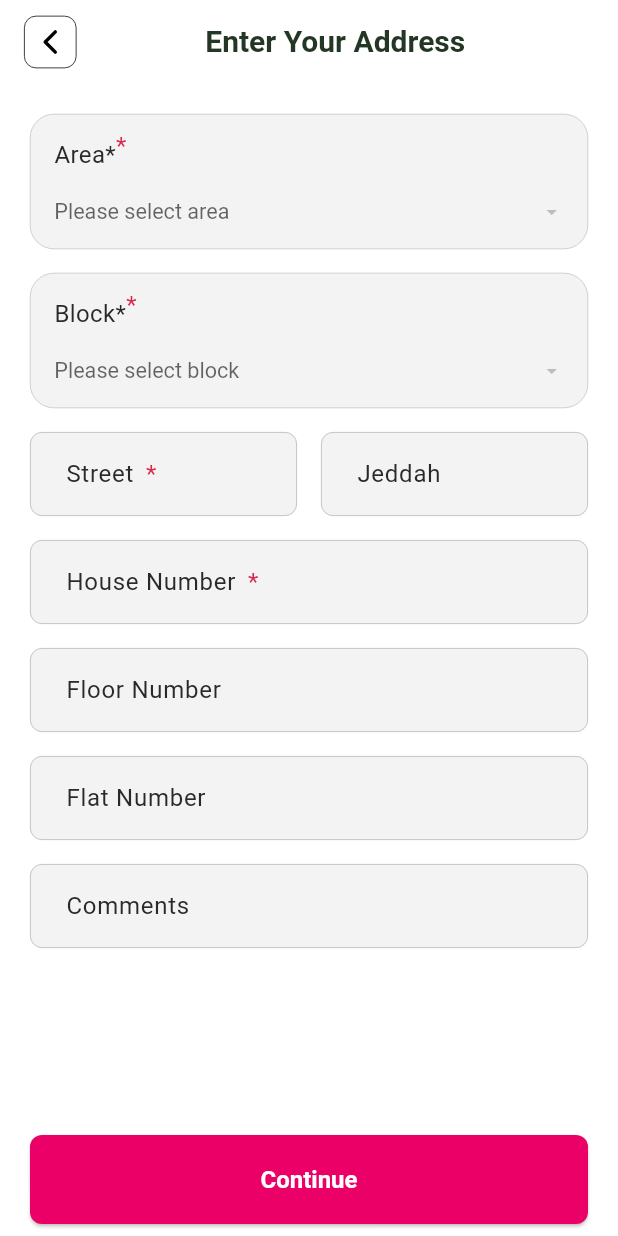
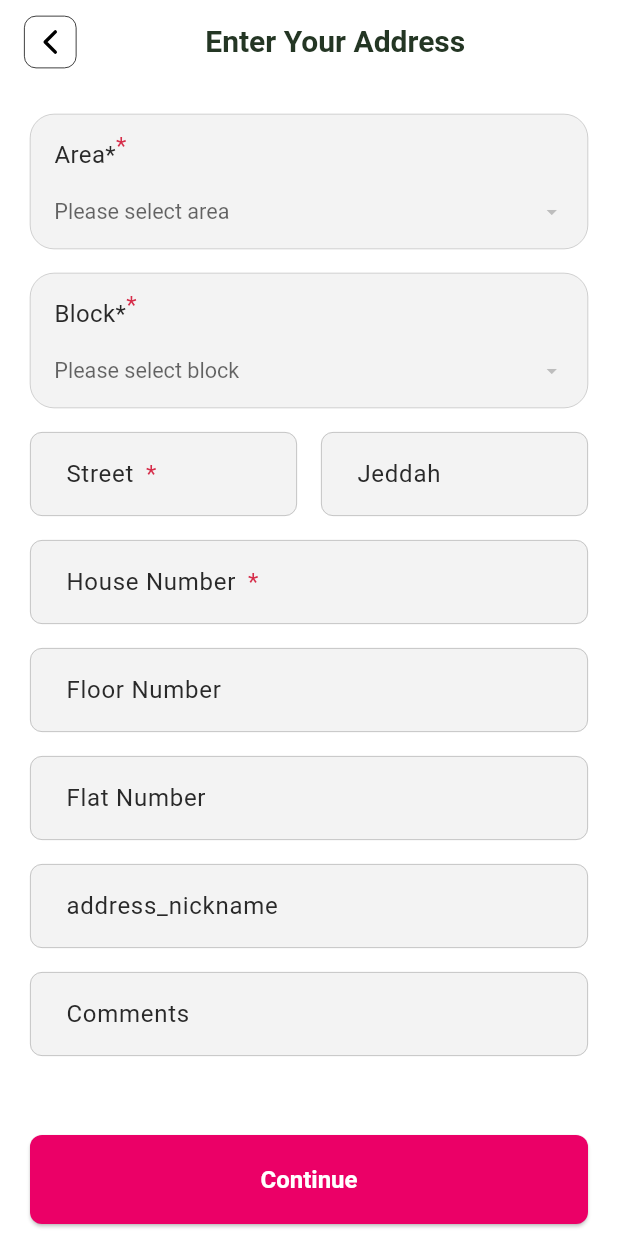
Before and after one commit to pKm49/doneapp, a Flutter app: the AuditAddressPage_Address screen opened by its route, on a phone screen of 412 x 824 dp. Run offline on Flutter 3.47's test engine with Material 3 defaults, Android fonts, the phone set to English and light mode, and no system bars; our stand-ins replace carousel_slider, device_info_plus, file_picker, firebase_core, firebase_messaging, flutter_local_notifications and 16 more; missing offline and left inert: dart:ffi, flutter_inappwebview, http_interceptor, in_app_update; accounts and stored records are empty; Roboto replaces fonts that are missing (OpenSans); statements that could not run were skipped.

Commit message:
added nickname

```diff
--- a/lib/feature_modules/address/controllers/address.controller.dart
+++ b/lib/feature_modules/address/controllers/address.controller.dart
@@ -19,6 +19,7 @@ class AddressController extends GetxController {
   Rx<TextEditingController> floorNumberTextEditingController = TextEditingController().obs;
   Rx<TextEditingController> commentsTextEditingController = TextEditingController().obs;
   Rx<TextEditingController> jedhaTextEditingController = TextEditingController().obs;
+  Rx<TextEditingController> nicknameTextEditingController = TextEditingController().obs;
 
   var addressAuthorMode = VALIDADDRESSAUTHOR_MODES.complete_registration.obs;
   static const _chars = 'AaBbCcDdEeFfGgHhIiJjKkLlMmNnOoPpQqRrSsTtUuVvWwXxYyZz1234567890';
@@ -55,6 +56,8 @@ class AddressController extends GetxController {
       apartmentNumberTextEditingController.value.text =  "";
       houseNumberTextEditingController.value.text =  "";
       jedhaTextEditingController.value.text =  "";
+      nicknameTextEditingController.value.text =  "";
+
       floorNumberTextEditingController.value.text =  "";
       areaId.value = -1;
       commentsTextEditingController.value.text = "";
@@ -141,6 +144,7 @@ class AddressController extends GetxController {
       streetTextEditingController.value.text = currentAddress.value.street;
       commentsTextEditingController.value.text = currentAddress.value.comments;
       jedhaTextEditingController.value.text = currentAddress.value.jedha;
+      nicknameTextEditingController.value.text = currentAddress.value.nickname;
       apartmentNumberTextEditingController.value.text =currentAddress.value.apartmentNo==-1?"": currentAddress.value.apartmentNo.toString();
       houseNumberTextEditingController.value.text = currentAddress.value.houseNumber==-1?"":currentAddress.value.houseNumber.toString();
       floorNumberTextEditingController.value.text = currentAddress.value.floorNumber==-1?"":currentAddress.value.floorNumber.toString();
@@ -156,6 +160,7 @@ class AddressController extends GetxController {
       areaId.value = -1;
       commentsTextEditingController.value.text = "";
       jedhaTextEditingController.value.text =  "";
+      nicknameTextEditingController.value.text =  "";
 
       blockId.value =-1;
     }
@@ -180,7 +185,7 @@ class AddressController extends GetxController {
             bool isSuccess =
             await addressHttpService.auditAddress( Address(
                 id: currentAddress.value.id,
-                name: getRandomString(5),
+                name: nicknameTextEditingController.value.text,
                 comments: commentsTextEditingController.value.text,
                 apartmentNo:apartmentNumberTextEditingController.value.text.toString().trim() !=""?
                 int.parse(apartmentNumberTextEditingController.value.text.toString().trim()):-1,
@@ -196,6 +201,7 @@ class AddressController extends GetxController {
                 blockId: blockId.value,
                 blockName: '',
                 blockNameArabic: '',
+                nickname:  nicknameTextEditingController.value.text,
                 jedha:  jedhaTextEditingController.value.text,
             ),mobile,currentAddress.value.id == -1);
             isAddressAuditing.value = false;
@@ -217,7 +223,4 @@ class AddressController extends GetxController {
 
 
 
-  String getRandomString(int length) => String.fromCharCodes(Iterable.generate(
-      length, (_) => _chars.codeUnitAt(_rnd.nextInt(_chars.length))));
-
 }
--- a/lib/feature_modules/address/models/shipping_address.model.address.dart
+++ b/lib/feature_modules/address/models/shipping_address.model.address.dart
@@ -1,3 +1,5 @@
+
+import 'package:get/get.dart';
 
 class Address {
   final int id;
@@ -14,6 +16,7 @@ class Address {
   final int floorNumber;
   final int apartmentNo;
   final String comments;
+  final String nickname;
 
   Address({
     required this.id,
@@ -30,13 +33,14 @@ class Address {
     required this.houseNumber,
     required this.floorNumber,
     required this.apartmentNo,
+    required this.nickname,
   });
 
   Map toJsonForPatch(String mobile) => {
         'mobile': mobile,
         'address_id': id,
-        'name': name,
-        'nickname': "Home",
+        'name':nickname.trim()==""?"Home":nickname,
+    'nickname': nickname.trim()==""?"Home":nickname,
         'jedha': jedha,
         'comments': comments,
         'street': street,
@@ -49,9 +53,9 @@ class Address {
       };
   Map toJsonForPost(String mobile) => {
         'mobile': mobile,
-        'name': name,
+        'name': nickname.trim()==""?"Home":nickname,
         'jedha': jedha,
-    'nickname': "Home",
+    'nickname': nickname.trim()==""?"Home":nickname,
 
     'comments': comments,
         'street': street,
@@ -71,6 +75,8 @@ Address mapAddress(dynamic payload) {
       name: payload["name"] ?? "",
       comments:
           payload["comments"] != null ? payload["comments"].toString() : "",
+    nickname:
+    payload["name"] != null ? payload["name"].toString() : "",
       jedha: payload["jedha"] != null ? payload["jedha"].toString() : "",
       street: payload["street"] != null ? payload["street"].toString() : "",
 
--- a/lib/feature_modules/address/ui/components/address_card.component.address.dart
+++ b/lib/feature_modules/address/ui/components/address_card.component.address.dart
@@ -48,7 +48,9 @@ class AddressCardComponentShared extends StatelessWidget {
               mainAxisAlignment: MainAxisAlignment.spaceBetween,
               children: [
                 Expanded(
-                  child: Container(),
+                  child:shippingAddress.jedha.trim()!=''?
+                  Text(shippingAddress.nickname,style: getHeadlineMediumStyle(context)):
+                  Container(),
                 ),
                 InkWell(
                     onTap: onEditSelected,
--- a/lib/feature_modules/address/ui/pages/audit_address.page.address.dart
+++ b/lib/feature_modules/address/ui/pages/audit_address.page.address.dart
@@ -323,6 +323,17 @@ class _AuditAddressPage_AddressState extends State<AuditAddressPage_Address> {
                             ),
                             addVerticalSpace(APPSTYLE_SpaceMedium),
                             TextFormField(
+                              keyboardType: TextInputType.text,
+                              controller: addressController
+                                  .nicknameTextEditingController.value,
+                              decoration: InputDecoration(
+                                hintText: 'enter_address_nickname'.tr,
+                                label: Text('address_nickname'.tr),
+                                isDense: true,
+                              ),
+                            ),
+                            addVerticalSpace(APPSTYLE_SpaceMedium),
+                            TextFormField(
                               controller: addressController
                                   .commentsTextEditingController.value,
                               decoration: InputDecoration(
@@ -390,6 +401,7 @@ class _AuditAddressPage_AddressState extends State<AuditAddressPage_Address> {
               blockId: addressController.blockId.value,
               blockName: "",
               blockNameArabic: "",
+              nickname: addressController.nicknameTextEditingController.value.text,
               jedha: addressController.jedhaTextEditingController.value.text,
               comments:
                   addressController.commentsTextEditingController.value.text,
--- a/lib/feature_modules/auth/controllers/register.controller.auth.dart
+++ b/lib/feature_modules/auth/controllers/register.controller.auth.dart
@@ -99,7 +99,7 @@ class RegisterController extends GetxController {
         height: double.parse(heightTextEditingController.value.text.toString().trim()),
         weight: double.parse(weightTextEditingController.value.text.toString().trim()),
         source: source.value,
-        nickname: "",
+        nickname: address.value.nickname,
         area: address.value.areaId,
         block: address.value.blockId,
         street: address.value.street,
--- a/lib/feature_modules/auth/models/register_credential.model.auth.dart
+++ b/lib/feature_modules/auth/models/register_credential.model.auth.dart
@@ -88,7 +88,7 @@ class RegisterCredential {
     "height": height,
     "weight": weight,
     "source": source,
-    "nickname": "Home",
+    'nickname': nickname.trim()==""?"Home":nickname,
     "area_id": area,
     "block_id": block,
     "street": street,
```
